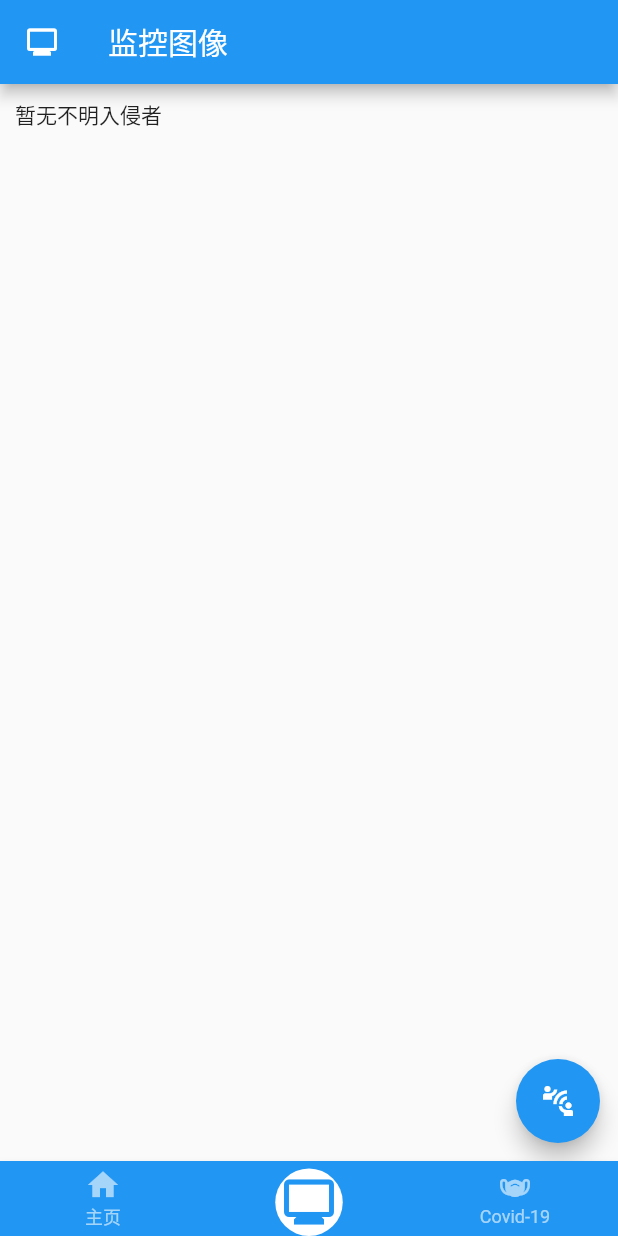
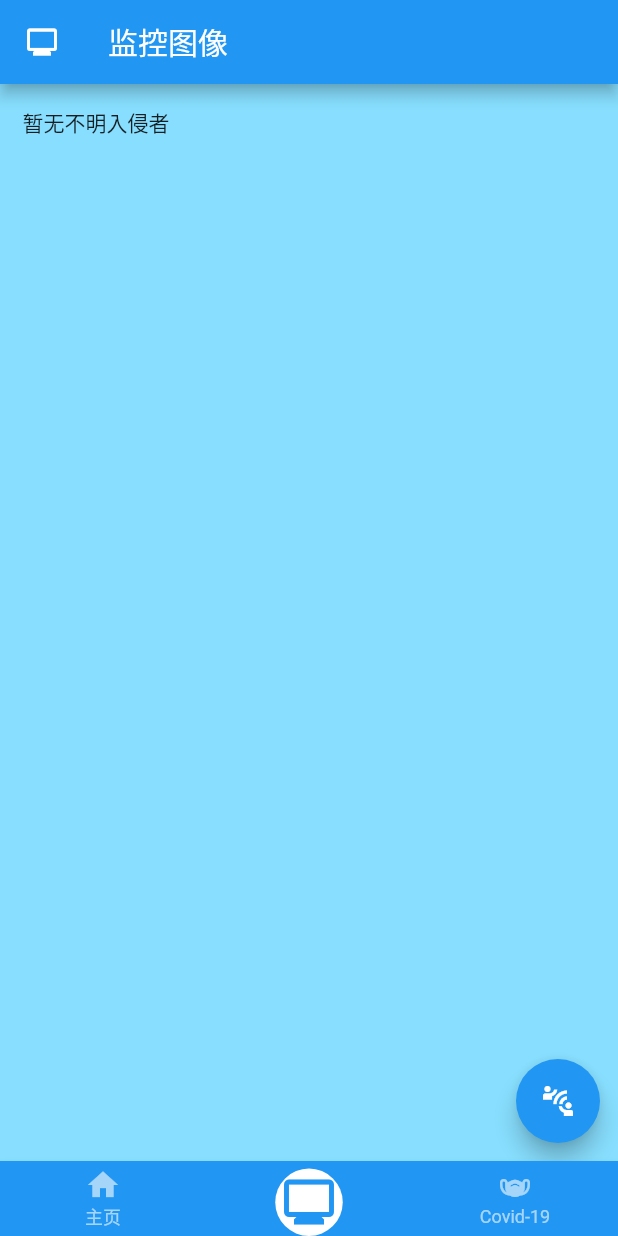
Before and after one commit to shwezhu/flutter-app, a Flutter app: the screen it shows after launch, item 2 of the bottom bar chosen, after a tap on the "connect without contact" icon, on a phone screen of 412 x 824 dp. Run offline on Flutter 3.47's test engine with Material 2 defaults, Android fonts, the phone set to English and light mode, and no system bars; drawn by our look-alikes of convex_bottom_bar; our stand-ins replace fl_chart; missing offline and left inert: mqtt_client; Roboto replaces fonts that are missing (MochiyPopPOne).

Commit message:
feat: support tcp_mqtt and convert base64 to image

```diff
--- a/lib/main.dart
+++ b/lib/main.dart
@@ -50,7 +50,6 @@ class _HomePage extends State<HomePage> {
     return MaterialApp(
       title: '智慧农业',
       debugShowCheckedModeBanner: false,
-      theme: ThemeData(fontFamily: 'MochiyPopPOne'),
       home: Scaffold(
         body: IndexedStack(
           children: _uiPages,
--- a/lib/page/main/covid.dart
+++ b/lib/page/main/covid.dart
@@ -63,7 +63,7 @@ class _CovidPageState extends State {
   Widget build(BuildContext context) {
     return Scaffold(
       appBar: AppBar(
-        title: const Text('Visitors Information'),
+        title: const Text('来访顾客信息'),
         leading: const Icon(Icons.people),
       ),
       body: RefreshIndicator(
--- a/lib/page/main/monitor.dart
+++ b/lib/page/main/monitor.dart
@@ -3,7 +3,7 @@ import 'dart:io';
 import 'dart:typed_data';
 import 'package:flutter/material.dart';
 import 'package:mqtt_client/mqtt_client.dart';
-import 'package:mqtt_client/mqtt_browser_client.dart';
+import 'package:mqtt_client/mqtt_server_client.dart';
 
 
 class MyImage {
@@ -23,8 +23,9 @@ class MonitorPage extends StatefulWidget {
 }
 
 class _MonitorPageState extends State {
+  bool isConnected = false;
   String topic = 'greenhouse/alarm';
-  final client = MqttBrowserClient('localhost', 'my_flutter_app_1');
+  final client = MqttServerClient('192.168.1.109', 'my_flutter_app');
   List<MyImage> images = [];
   var imageWidgets = <Widget>[
     const Text("暂无不明入侵者"),
@@ -35,16 +36,19 @@ class _MonitorPageState extends State {
   initState() {
     super.initState();
     // Set the protocol to V3.1.1 for iot-core,
-    // if you fail to do this you will receive a connect ack with the response code
-    // 0x01 Connection Refused, unacceptable protocol version
     client.setProtocolV311();
     // logging if you wish
-    client.logging(on: false);
+    client.logging(on: true);
     // If you intend to use a keep alive you must set it here otherwise keep alive will be disabled.
-    client.keepAlivePeriod = 20;
+    client.keepAlivePeriod = 30;
   }
 
   void _connectMqtt() async{
+    // avoid reconnect
+    if (isConnected == true) {
+      return;
+    }
+
     // Connect the client, any errors here are communicated by raising of the appropriate exception.
     try {
       await client.connect();
@@ -59,6 +63,7 @@ class _MonitorPageState extends State {
       return;
     }
     if (client.connectionStatus!.state == MqttConnectionState.connected) {
+      isConnected = true;
       showAlertDialog(context, '通知', '连接成功');
     }
 
@@ -75,11 +80,28 @@ class _MonitorPageState extends State {
     ///!!!try... on FormatException catch (e)
     decodedBytes = base64Decode(message);
     // add an image bytes information to list
-    images.add(MyImage(decodedBytes, getCurrentTime()));
+    images.add(MyImage(decodedBytes, _getCurrentTime()));
     _updateImageWidgets();
     /// So if the state of the widget changes you have to call setState to trigger a rebuild of the view and
     /// see immediately the changes implied by the new state.
     setState(() {});
+  }
+
+  void _updateImageWidgets() {
+    imageWidgets = <Widget>[];
+    images.map((image) {
+      imageWidgets.add(
+          Column(
+            crossAxisAlignment: CrossAxisAlignment.start,
+            children: [
+              Text(image.info),
+              const SizedBox(height: 5),
+              Image.memory(image.bytes),
+              const SizedBox(height: 15),
+            ],
+          )
+      );
+    }).toList();
   }
 
   void showAlertDialog(BuildContext context, String title, String message) {
@@ -109,21 +131,7 @@ class _MonitorPageState extends State {
     );
   }
 
-  void _updateImageWidgets() {
-    imageWidgets = <Widget>[];
-    images.map((image) {
-      imageWidgets.add(
-          Column(
-            children: [
-              Text(image.info),
-              Image.memory(image.bytes),
-            ],
-          )
-      );
-    }).toList();
-  }
-
-  String getCurrentTime() {
+  String _getCurrentTime() {
     DateTime now = DateTime.now();
     return now.hour.toString() + ':' + now.minute.toString() + ' '
         + now.day.toString() + '/' + now.month.toString() + '/'
@@ -137,8 +145,9 @@ class _MonitorPageState extends State {
         title: const Text('监控图像'),
         leading: const Icon(Icons.monitor),
       ),
+      backgroundColor: const Color.fromARGB(220, 117, 218 ,255),
       body: ListView(
-        padding: const EdgeInsets.all(10),
+        padding: const EdgeInsets.all(15),
         children: imageWidgets,
       ),
       floatingActionButton: FloatingActionButton(
--- a/pubspec.yaml
+++ b/pubspec.yaml
@@ -33,11 +33,6 @@ dev_dependencies:
 
 flutter:
   uses-material-design: true
-  fonts:
-    - family: MochiyPopPOne
-      fonts:
-        - asset: fonts/MochiyPopPOne-Regular.ttf
-          weight: 100
   # To add assets to your application, add an assets section, like this:
   # assets:
   #   - images/a_dot_burr.jpeg
```
Also changed, not shown: pubspec.lock.
